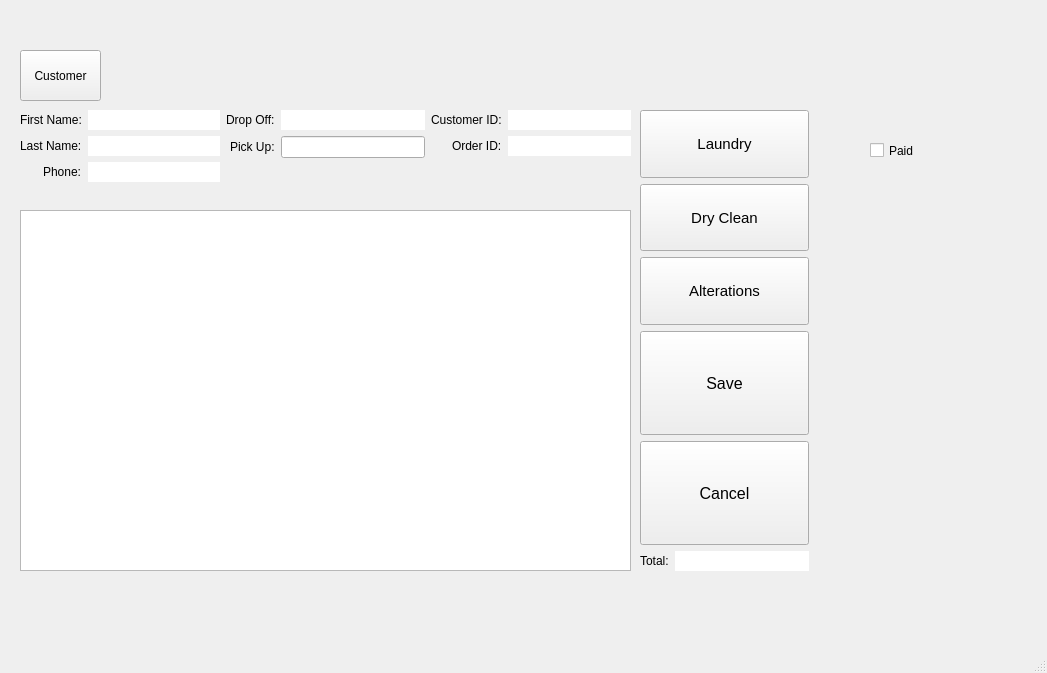
Above: mainwindow.ui from LAVjr97/CProgram before the change. Below: the same form after it.
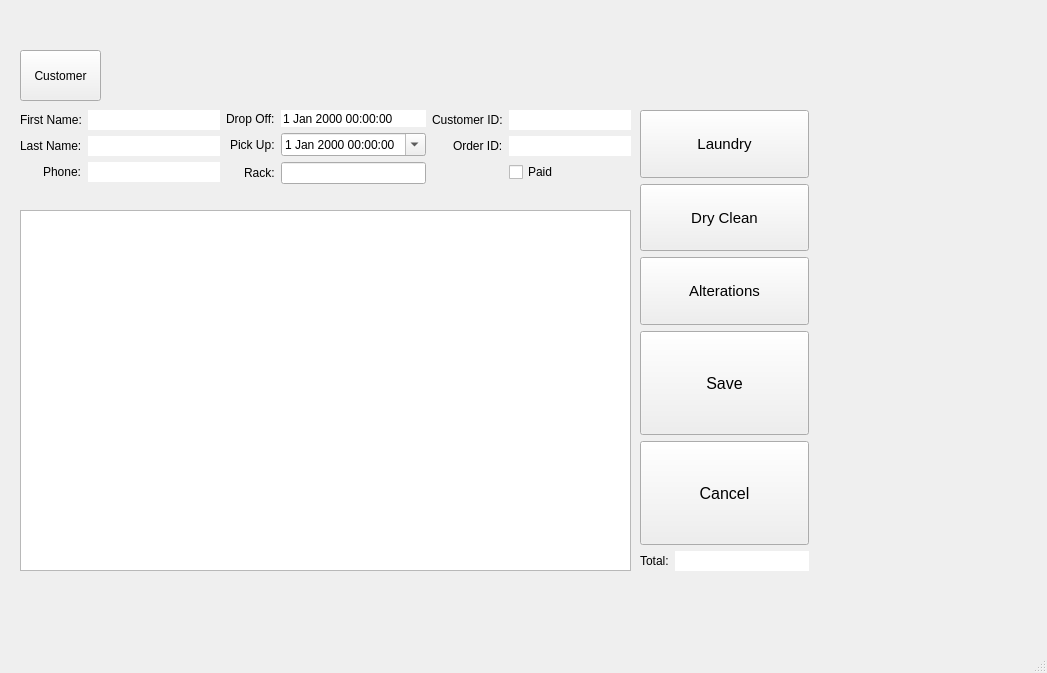
That is the form after the change. Icons and pictures are not drawn.

Diff of the .ui file:
```diff
--- a/mainwindow.ui
+++ b/mainwindow.ui
@@ -150,7 +150,7 @@
           </widget>
          </item>
          <item row="0" column="1">
-          <widget class="QLineEdit" name="lineDropOffDP">
+          <widget class="QDateTimeEdit" name="dateDTDropOffDP">
            <property name="enabled">
             <bool>true</bool>
            </property>
@@ -166,18 +166,25 @@
            <property name="readOnly">
             <bool>true</bool>
            </property>
-          </widget>
-         </item>
-         <item row="1" column="1">
-          <widget class="QLineEdit" name="linePickUpDP">
-           <property name="cursor">
-            <cursorShape>IBeamCursor</cursorShape>
+           <property name="buttonSymbols">
+            <enum>QAbstractSpinBox::NoButtons</enum>
            </property>
-           <property name="focusPolicy">
-            <enum>Qt::StrongFocus</enum>
+           <property name="dateTime">
+            <datetime>
+             <hour>0</hour>
+             <minute>0</minute>
+             <second>0</second>
+             <year>2000</year>
+             <month>1</month>
+             <day>1</day>
+            </datetime>
            </property>
-           <property name="readOnly">
-            <bool>true</bool>
+           <property name="date">
+            <date>
+             <year>2000</year>
+             <month>1</month>
+             <day>1</day>
+            </date>
            </property>
           </widget>
          </item>
@@ -188,6 +195,26 @@
            </property>
           </widget>
          </item>
+         <item row="1" column="1">
+          <widget class="QDateTimeEdit" name="dateDTPickUpDP">
+           <property name="enabled">
+            <bool>true</bool>
+           </property>
+           <property name="calendarPopup">
+            <bool>true</bool>
+           </property>
+          </widget>
+         </item>
+         <item row="2" column="0">
+          <widget class="QLabel" name="label_2">
+           <property name="text">
+            <string>Rack:</string>
+           </property>
+          </widget>
+         </item>
+         <item row="2" column="1">
+          <widget class="QLineEdit" name="lineRackDP"/>
+         </item>
         </layout>
        </item>
        <item row="0" column="0">
@@ -320,6 +347,26 @@
            </property>
           </widget>
          </item>
+         <item row="2" column="1">
+          <widget class="QCheckBox" name="checkBoxPaidDP">
+           <property name="cursor">
+            <cursorShape>PointingHandCursor</cursorShape>
+           </property>
+           <property name="text">
+            <string>Paid</string>
+           </property>
+          </widget>
+         </item>
+         <item row="2" column="0">
+          <widget class="QLabel" name="label">
+           <property name="enabled">
+            <bool>false</bool>
+           </property>
+           <property name="text">
+            <string/>
+           </property>
+          </widget>
+         </item>
         </layout>
        </item>
       </layout>
@@ -480,22 +527,6 @@
        </item>
       </layout>
      </widget>
-     <widget class="QCheckBox" name="checkBoxPaidDP">
-      <property name="geometry">
-       <rect>
-        <x>870</x>
-        <y>140</y>
-        <width>130</width>
-        <height>21</height>
-       </rect>
-      </property>
-      <property name="cursor">
-       <cursorShape>PointingHandCursor</cursorShape>
-      </property>
-      <property name="text">
-       <string>Paid</string>
-      </property>
-     </widget>
     </widget>
     <widget class="QWidget" name="pgCustomerSearch">
      <widget class="QPushButton" name="btnReturnCS">
```
Left out of the diff: 224 changed lines with no effect on the pictures.
